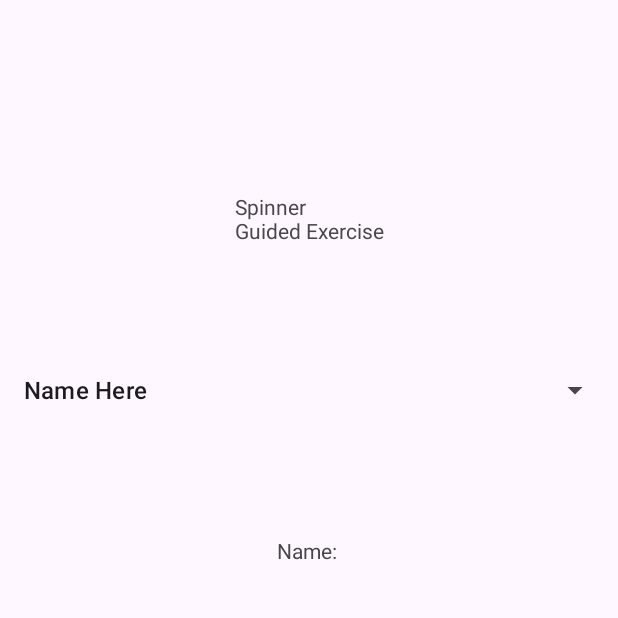
After one commit to adiluexe/elec1-compilation, an Android app: the EighthGuidedExercise screen opened directly, with no data from a screen before it, on a phone screen of 412 x 824 dp, the top half of it. The commit adds this screen. Run offline under Robolectric (Android 15) with nearby library versions, the phone set to English and light mode, and no system bars.

Commit message:
GE8 & GE9

```diff
--- a/app/src/main/AndroidManifest.xml
+++ b/app/src/main/AndroidManifest.xml
@@ -44,6 +44,7 @@
         <activity android:name=".guided_exercises.FifthGuidedExercise" />
         <activity android:name=".guided_exercises.SixthGuidedExercise" />
         <activity android:name=".guided_exercises.SeventhGuidedExercise" />
+        <activity android:name=".guided_exercises.EighthGuidedExercise" />
         <activity android:name=".guided_exercises.NinthGuidedExercise" />
         <activity android:name=".guided_exercises.TenthGuidedExercise" />
         <activity android:name=".guided_exercises.EleventhGuidedExerciseIntent" />
--- a/app/src/main/java/com/example/elec1compilation/MainActivity.java
+++ b/app/src/main/java/com/example/elec1compilation/MainActivity.java
@@ -10,6 +10,7 @@ import androidx.core.view.WindowInsetsCompat;
 import androidx.recyclerview.widget.LinearLayoutManager;
 import androidx.recyclerview.widget.RecyclerView;
 
+import com.example.elec1compilation.guided_exercises.EighthGuidedExercise;
 import com.example.elec1compilation.guided_exercises.EleventhGuidedExerciseDragNDrop;
 import com.example.elec1compilation.guided_exercises.EleventhGuidedExerciseIntent;
 import com.example.elec1compilation.guided_exercises.EmailandCamera;
@@ -51,6 +52,7 @@ public class MainActivity extends AppCompatActivity {
         exerciseItems.add(new ExerciseItem("Fifth Guided Exercise", "Guided Exercises", FifthGuidedExercise.class));
         exerciseItems.add(new ExerciseItem("Sixth Guided Exercise", "Guided Exercises", SixthGuidedExercise.class));
         exerciseItems.add(new ExerciseItem("Seventh Guided Exercise", "Guided Exercises", SeventhGuidedExercise.class));
+        exerciseItems.add(new ExerciseItem("Eighth Guided Exercise", "Guided Exercises", EighthGuidedExercise.class));
         exerciseItems.add(new ExerciseItem("Ninth Guided Exercise", "Guided Exercises", NinthGuidedExercise.class));
         exerciseItems.add(new ExerciseItem("Tenth Guided Exercise", "Guided Exercises", TenthGuidedExercise.class));
         exerciseItems.add(new ExerciseItem("Eleventh Guided Exercise (Intent)", "Guided Exercises", EleventhGuidedExerciseIntent.class));
--- /dev/null
+++ b/app/src/main/java/com/example/elec1compilation/guided_exercises/EighthGuidedExercise.java
@@ -0,0 +1,64 @@
+package com.example.elec1compilation.guided_exercises;
+
+import android.os.Bundle;
+import android.view.View;
+import android.widget.ArrayAdapter;
+import android.widget.AdapterView;
+import android.widget.Spinner;
+import android.widget.TextView;
+import android.widget.Toast;
+
+import androidx.activity.EdgeToEdge;
+import androidx.appcompat.app.AppCompatActivity;
+import androidx.core.graphics.Insets;
+import androidx.core.view.ViewCompat;
+import androidx.core.view.WindowInsetsCompat;
+
+import com.example.elec1compilation.R;
+
+public class EighthGuidedExercise extends AppCompatActivity {
+
+    Spinner names;
+    TextView result;
+
+    ArrayAdapter adapter;
+    String[] listOfNames = {"Name Here", "Papsi", "Pol", "Che", "Tin",
+            "Renz", "Lou", "Chan", "Ven", "Jher"};
+
+    @Override
+    protected void onCreate(Bundle savedInstanceState) {
+        super.onCreate(savedInstanceState);
+        EdgeToEdge.enable(this);
+        setContentView(R.layout.activity_eighth_guided_exercise);
+        ViewCompat.setOnApplyWindowInsetsListener(findViewById(R.id.main), (v, insets) -> {
+            Insets systemBars = insets.getInsets(WindowInsetsCompat.Type.systemBars());
+            v.setPadding(systemBars.left, systemBars.top, systemBars.right, systemBars.bottom);
+            return insets;
+        });
+
+        adapter = new ArrayAdapter(this,android.R.layout.simple_list_item_1,listOfNames);
+        names = findViewById(R.id.spnrNamesGE8);
+        result = findViewById(R.id.tvResultGE8);
+        showSelectedName();
+    }
+
+    public void showSelectedName(){
+        names.setAdapter(adapter);
+        names.setOnItemSelectedListener(new AdapterView.OnItemSelectedListener() {
+            @Override
+            public void onItemSelected(AdapterView<?> adapterView, View view, int i, long l) {
+                if(i > 0){
+                    result.setText("Name: " + listOfNames[i]);
+                    Toast.makeText(getApplicationContext(),
+                            "Name: " + listOfNames[i],Toast.LENGTH_SHORT).show();
+                }else{
+                    result.setText("Name: ");
+                }
+            }
+            @Override
+            public void onNothingSelected(AdapterView<?> adapterView) {
+
+            }
+        });
+    }
+}
--- /dev/null
+++ b/app/src/main/res/layout/activity_eighth_guided_exercise.xml
@@ -0,0 +1,39 @@
+<?xml version="1.0" encoding="utf-8"?>
+<androidx.constraintlayout.widget.ConstraintLayout xmlns:android="http://schemas.android.com/apk/res/android"
+    xmlns:app="http://schemas.android.com/apk/res-auto"
+    xmlns:tools="http://schemas.android.com/tools"
+    android:id="@+id/main"
+    android:layout_width="match_parent"
+    android:layout_height="match_parent"
+    tools:context=".guided_exercises.EighthGuidedExercise">
+
+    <TextView
+        android:id="@+id/textView19"
+        android:layout_width="wrap_content"
+        android:layout_height="wrap_content"
+        android:layout_marginTop="128dp"
+        android:text="Spinner \nGuided Exercise"
+        app:layout_constraintEnd_toEndOf="parent"
+        app:layout_constraintStart_toStartOf="parent"
+        app:layout_constraintTop_toTopOf="parent" />
+
+    <TextView
+        android:id="@+id/tvResultGE8"
+        android:layout_width="wrap_content"
+        android:layout_height="wrap_content"
+        android:layout_marginTop="64dp"
+        android:text="Name:"
+        app:layout_constraintEnd_toEndOf="parent"
+        app:layout_constraintStart_toStartOf="parent"
+        app:layout_constraintTop_toBottomOf="@+id/spnrNamesGE8" />
+
+    <Spinner
+        android:id="@+id/spnrNamesGE8"
+        android:layout_width="407dp"
+        android:layout_height="66dp"
+        android:layout_marginTop="64dp"
+        app:layout_constraintEnd_toEndOf="parent"
+        app:layout_constraintHorizontal_bias="0.0"
+        app:layout_constraintStart_toStartOf="parent"
+        app:layout_constraintTop_toBottomOf="@+id/textView19" />
+</androidx.constraintlayout.widget.ConstraintLayout>
```
